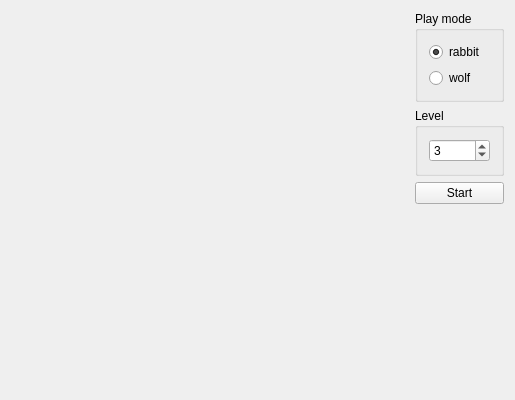
Before: the Qt Designer form ALGORITHMS_RGR/view.ui in aleksher/ALGORITHMS_RGR, drawn with Qt 5.
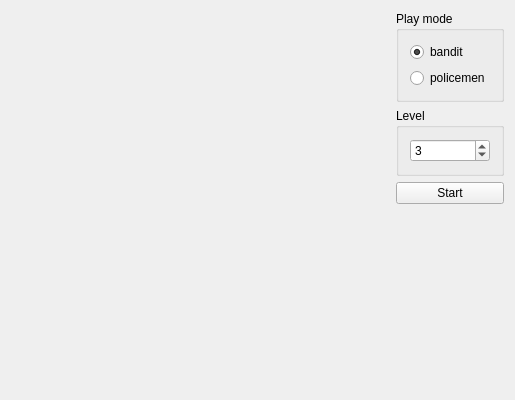
After: the same form once the commit is applied.

What changed in the file:
```diff
--- a/ALGORITHMS_RGR/view.ui
+++ b/ALGORITHMS_RGR/view.ui
@@ -76,7 +76,7 @@
           <item>
            <widget class="QRadioButton" name="rbRabbit">
             <property name="text">
-             <string>rabbit</string>
+             <string>bandit</string>
             </property>
             <property name="checked">
              <bool>true</bool>
@@ -86,7 +86,7 @@
           <item>
            <widget class="QRadioButton" name="rbWolf">
             <property name="text">
-             <string>wolf</string>
+             <string>policemen</string>
             </property>
            </widget>
           </item>
```
